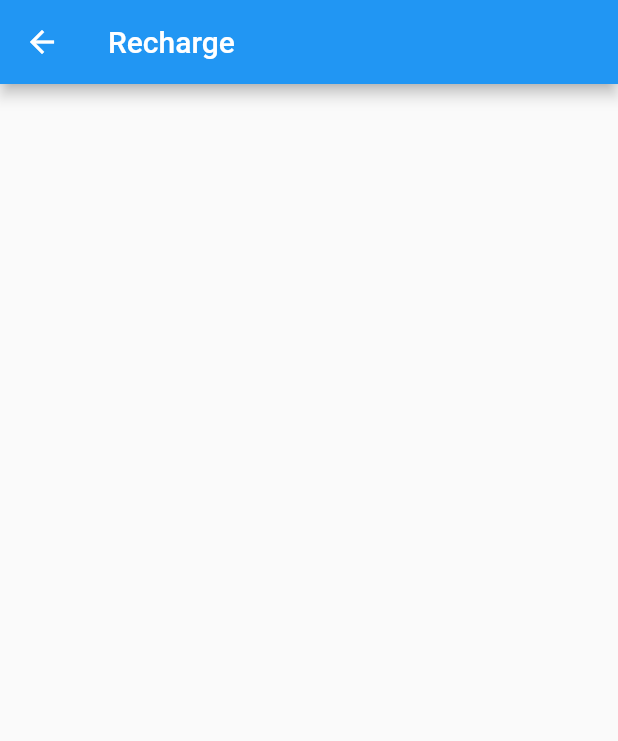
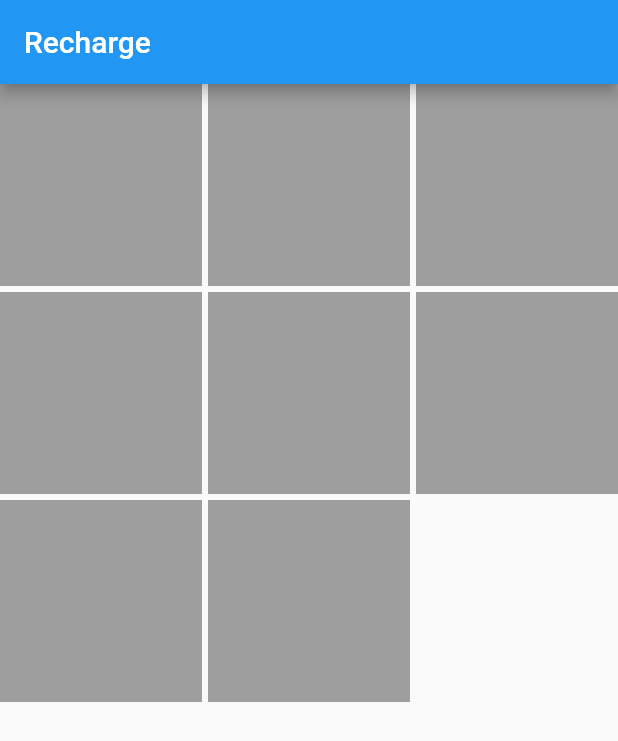
Before and after one commit to PrinceIbs/mtn-app-flutter, a Flutter app: the screen it shows after launch, item 2 of the bottom bar chosen, on a phone screen of 412 x 824 dp. Shown: the top 741 px of the screen. Run offline on Flutter 3.47's test engine with Material 2 defaults, Android fonts, the light colour scheme and no system bars; missing offline and left inert: dart:ffi.

Commit message:
Updated the Recharge page

```diff
--- a/lib/main.dart
+++ b/lib/main.dart
@@ -423,11 +423,74 @@ class HomePage extends StatelessWidget {
 class BNavRecharge extends StatelessWidget {
   @override
   Widget build(BuildContext context) {
-    return SafeArea(
-      child: Scaffold(
-        appBar: AppBar(
-          title: Text("Recharge"),
+    return MaterialApp(
+      routes: {
+        '/bnav/recharge/1': (Context) => Option1(),
+      },
+      home: SafeArea(
+        child: Scaffold(
+          appBar: AppBar(
+            title: Text("Recharge"),
+          ),
+          body: Container(
+            child: GridView.count(
+              primary: false,
+              crossAxisSpacing: 4,
+              mainAxisSpacing: 4,
+              crossAxisCount: 3,
+              children: <Widget>[
+                Container(
+                  height: 90,
+                  width: 90,
+                  color: Colors.grey,
+                ),
+                Container(
+                  height: 90,
+                  width: 90,
+                  color: Colors.grey,
+                ),
+                Container(
+                  height: 90,
+                  width: 90,
+                  color: Colors.grey,
+                ),
+                Container(
+                  height: 90,
+                  width: 90,
+                  color: Colors.grey,
+                ),
+                Container(
+                  height: 90,
+                  width: 90,
+                  color: Colors.grey,
+                ),
+                Container(
+                  height: 90,
+                  width: 90,
+                  color: Colors.grey,
+                ),
+                Container(
+                  height: 90,
+                  width: 90,
+                  color: Colors.grey,
+                ),
+                Container(
+                  height: 90,
+                  width: 90,
+                  color: Colors.grey,
+                ),
+              ],
+            ),
+          ),
         ),
+      ),
+    );
+  }
+
+  Widget Option1() {
+    return Center(
+      child: Container(
+        child: Text("Hi, OPtion one?"),
       ),
     );
   }
```
